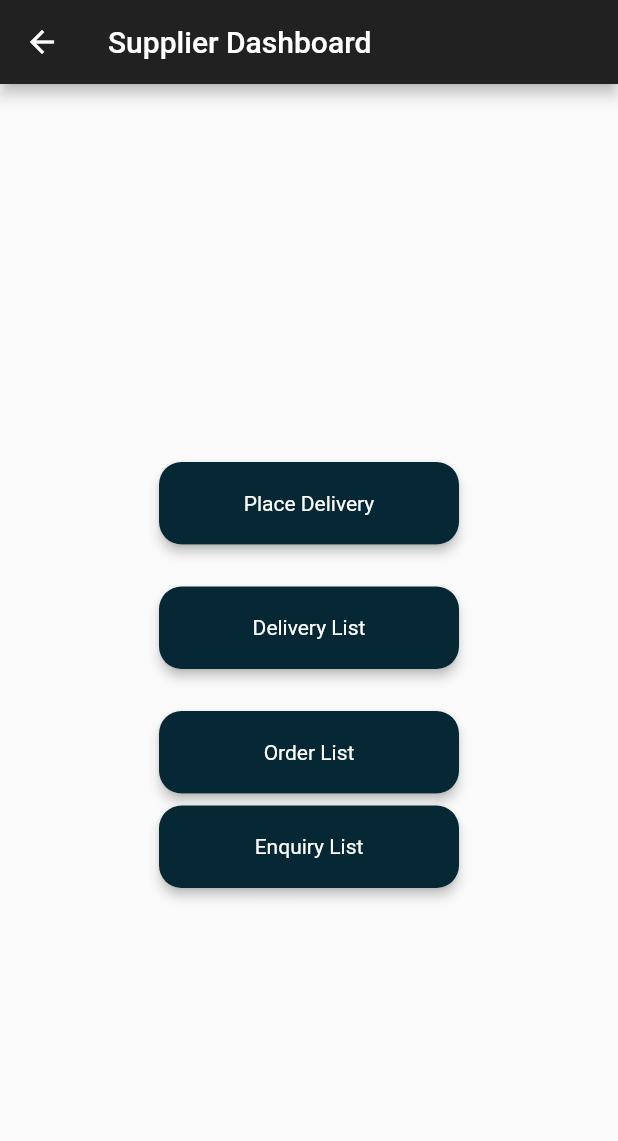
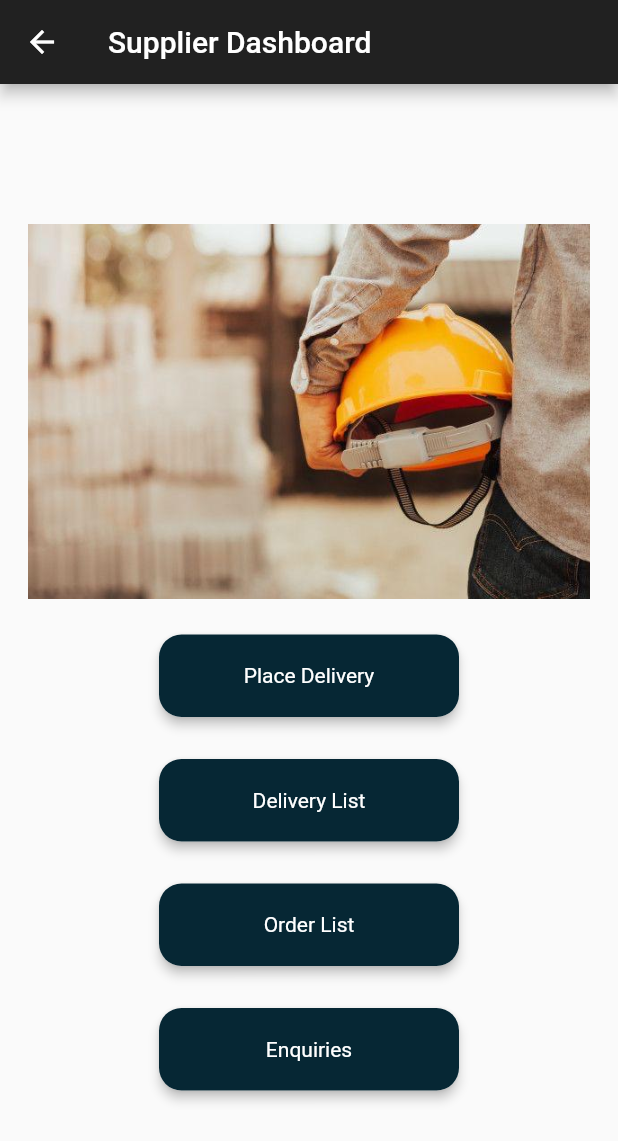
Before and after one commit to OmeshSachethana/CSSE_Project_Mobile, a Flutter app: the screen it shows once a user with an empty profile is signed in, in the side drawer, after a tap on "S U P P L I E R", on a phone screen of 412 x 824 dp. Shown: the top 1141 px of the screen. Run offline on Flutter 3.47's test engine with Material 2 defaults, Android fonts, the phone set to English and light mode, and no system bars; our stand-ins replace cloud_firestore, firebase_auth, firebase_core, firebase_database, firebase_storage, fluttertoast and 3 more; missing offline and left inert: dart:ffi; accounts and stored records are empty.

Commit message:
correction in orderlist

```diff
--- a/lib/views/delivery/DriverList.dart
+++ b/lib/views/delivery/DriverList.dart
@@ -96,7 +96,7 @@ class _DriverListState extends State<DriverList> {
                         child: ListTile(
                           minLeadingWidth: 2,
                           leading: Image.asset(
-                            'assets/images/driverIco.png',
+                            'assets/images/driver2.jpg',
                             height: 120,
                           ),
                           title: Text(
--- a/lib/views/delivery/OrderList.dart
+++ b/lib/views/delivery/OrderList.dart
@@ -153,11 +153,6 @@ class _OrderListState extends State<OrderList> {
                                     fontSize: 13.0, color: Colors.black),
                               ),
                               SizedBox(height: 4.0),
-                              Text(
-                                'Send Quantity : ${orderData['sendQuantity']}',
-                                style: TextStyle(
-                                    fontSize: 13.0, color: Colors.black),
-                              ),
                               SizedBox(height: 4.0),
                               Text(
                                 'Status : ${orderData['status']}',
--- a/lib/views/delivery/adminEditOrder.dart
+++ b/lib/views/delivery/adminEditOrder.dart
@@ -1,6 +1,7 @@
 import 'dart:convert';
 import 'dart:io';
 import 'package:cloud_firestore/cloud_firestore.dart';
+import 'package:constro/views/delivery/AdminOrderList.dart';
 import 'package:firebase_database/firebase_database.dart';
 
 import 'package:flutter/material.dart';
@@ -48,7 +49,7 @@ class _AdminEditOrderState extends State<AdminEditOrder> {
     Navigator.push(
       context,
       MaterialPageRoute(
-        builder: (context) => OrderList(),
+        builder: (context) => AdminOrderList(),
       ),
     );
   }
@@ -120,7 +121,7 @@ class _AdminEditOrderState extends State<AdminEditOrder> {
                                       update(quantityController.text);
                                     }
                                   },
-                                  child: const Text('Submit'),
+                                  child: const Text('Update'),
                                 )),
                           ],
                         ))))));
--- a/lib/views/delivery/drivers.dart
+++ b/lib/views/delivery/drivers.dart
@@ -22,6 +22,11 @@ class _DriversState extends State<Drivers> {
         child: Column(
           mainAxisAlignment: MainAxisAlignment.center,
           children: [
+            Image.asset(
+              'assets/images/cons.jpg', // Change this to the path of your image
+              width: 400,
+              height: 250, // Adjust the width as needed
+            ),
             SizedBox(height: 20),
             Card(
               elevation: 3,
@@ -112,6 +117,7 @@ class _DriversState extends State<Drivers> {
                 ),
               ),
             ),
+            SizedBox(height: 20),
             Card(
               elevation: 3,
               shape: RoundedRectangleBorder(
@@ -135,7 +141,7 @@ class _DriversState extends State<Drivers> {
                     color: Color.fromARGB(255, 6, 39, 52),
                   ),
                   child: Text(
-                    'Enquiry List',
+                    'Enquiries',
                     style: TextStyle(color: Colors.white),
                   ),
                 ),
--- a/lib/views/delivery/editOrder.dart
+++ b/lib/views/delivery/editOrder.dart
@@ -42,14 +42,14 @@ class _EditOrderState extends State<EditOrder> {
 
   void update(String quantity) {
     String status = "Incomplete";
-    if (int.parse(quantity) >= int.parse(widget.sendQuantity)) {
+    if (int.parse(quantity) == int.parse(widget.sendQuantity)) {
       status = "Complete";
     }
     firestore
         .collection('approveOrder')
         .doc(widget.id)
         .update({'receivedQuantity': quantity, 'status': status});
-    Fluttertoast.showToast(msg: "successfully updated");
+    Fluttertoast.showToast(msg: "Successfully updated");
     Navigator.push(
       context,
       MaterialPageRoute(
@@ -125,7 +125,7 @@ class _EditOrderState extends State<EditOrder> {
                                       update(quantityController.text);
                                     }
                                   },
-                                  child: const Text('Submit'),
+                                  child: const Text('Update'),
                                 )),
                           ],
                         ))))));
--- a/lib/views/delivery/user.dart
+++ b/lib/views/delivery/user.dart
@@ -23,6 +23,11 @@ class _UsersState extends State<Users> {
         body: SingleChildScrollView(
             child: Center(
           child: Column(children: [
+            Image.asset(
+              'assets/images/thumsup.jpg', // Change this to the path of your image
+              width: 400,
+              height: 250, // Adjust the width as needed
+            ),
             SizedBox(height: 35),
             SizedBox(
               width: 200,
--- a/lib/views/home_page.dart
+++ b/lib/views/home_page.dart
@@ -26,6 +26,7 @@ class HomePage extends StatelessWidget {
     return Scaffold(
       appBar: AppBar(
         title: const Text("Home Page"),
+        backgroundColor: Colors.grey[900],
         actions: [
           IconButton(
             onPressed: () => navigateToCartPage(context),
@@ -47,7 +48,7 @@ class HomePage extends StatelessWidget {
             Container(
               height: 120, // Adjust the height as needed
               decoration: const BoxDecoration(
-                color: Color.fromARGB(255, 6, 39, 52),
+                color: Color.fromARGB(255, 32, 39, 43),
               ),
               child: const Center(
                 child: Text(
```
Also changed, not shown: assets/images/cons.jpg (added), assets/images/driver2.jpg (added), assets/images/thumsup.jpg (added).
